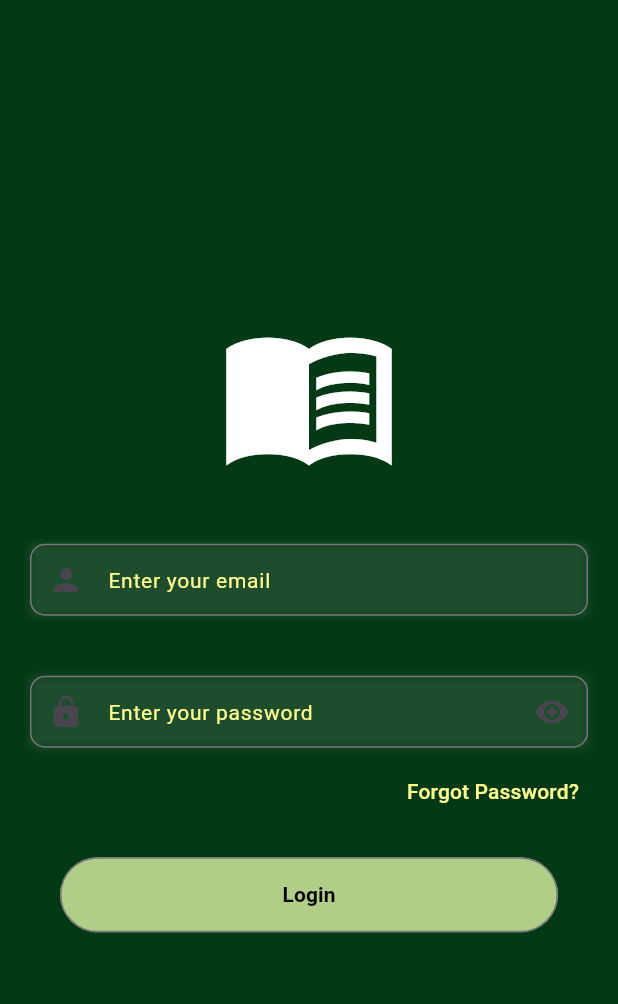
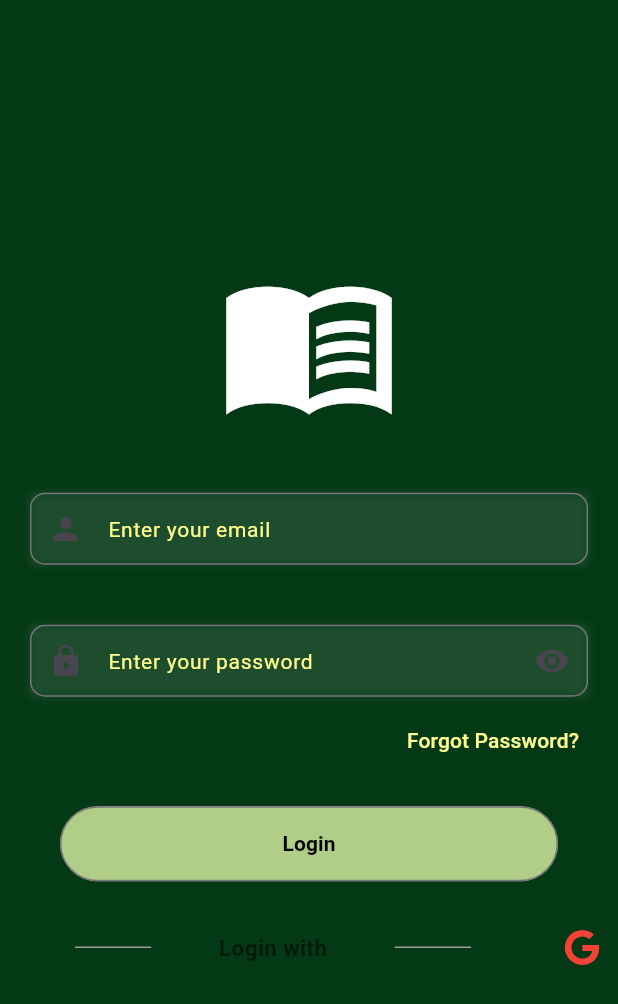
Before and after one commit to NtimaneKamohelo/thuto, a Flutter app: the screen it shows after launch, on a phone screen of 412 x 824 dp. Shown: the top 1004 px of the screen. Run offline on Flutter 3.47's test engine with Material 3 defaults, Android fonts, the phone set to English and light mode, and no system bars; our stand-ins replace font_awesome_flutter.

Commit message:
Fixing the Font_awesome_flutter for icons

```diff
--- a/thuto_frontend/lib/core/utils/buttons_utils.dart
+++ b/thuto_frontend/lib/core/utils/buttons_utils.dart
@@ -14,7 +14,7 @@ class ButtonsUtils {
   //Login Button
   Container LoginBtn(){
     return Container(
-      margin: EdgeInsets.only(top: 20, left: 40, right: 40),
+      margin: EdgeInsets.only(top: 20, left: 40, right: 40, bottom: 20),
       child: OutlinedButton(
         onPressed: onPressed,
         style: OutlinedButton.styleFrom(
@@ -48,7 +48,14 @@ class ButtonsUtils {
     );
   }
 
-  //Social Media
+  //Social Media Login
+  Container mediaButton(Widget icon) {
+    return Container(
+      child: IconButton(
+        onPressed: onPressed,
+        icon: icon)
+    );
+  }
 
 
 
--- a/thuto_frontend/lib/features/auth/presentation/login_screen.dart
+++ b/thuto_frontend/lib/features/auth/presentation/login_screen.dart
@@ -1,4 +1,5 @@
 import 'package:flutter/material.dart';
+import 'package:font_awesome_flutter/font_awesome_flutter.dart';
 import 'package:thuto_frontend/config/constants/app_strings.dart';
 import 'package:thuto_frontend/core/utils/buttons_utils.dart';
 import 'package:thuto_frontend/core/utils/textfield_utils.dart';
@@ -76,9 +77,60 @@ class _LoginScreenState extends State<LoginScreen> {
                   Navigator.pushNamed(context, '/HomeScreen');
                 },
                 btnText: "Login",
-              ).LoginBtn()
+              ).LoginBtn(),
 
-              //Line Breaker
+              //Split the login and social media login
+              Row(
+                children: <Widget>[
+                  //left
+                  Expanded(
+                    child: Container(
+                      margin: const EdgeInsets.only(left: 10.0, right: 5.0),
+                      child: const Divider(
+                        indent: 40,
+                        endIndent: 40,
+                        color: Colors.grey,
+                        thickness: 1,
+                      ),
+                    ),
+                  ),
+
+                  const Text(
+                    "Login with",
+                    style: TextStyle(
+                      fontSize: 15,
+                      fontWeight: FontWeight.bold,
+                      color: Colors.black54
+                    ),
+                  ),
+
+                  //Right
+                  Expanded(
+                    child: Container(
+                      margin: const EdgeInsets.only(left: 5.0, right: 10.0),
+                      child: const Divider(
+                        indent: 40,
+                        endIndent: 40,
+                        color: Colors.grey,
+                        thickness: 1,
+                      ),
+                    ),
+                  ),
+
+                  //Social media button(Google)
+                  ButtonsUtils(
+                    onPressed: () {},
+                    btnText: ""
+                  ).mediaButton(
+                    const FaIcon(
+                      FontAwesomeIcons.google,
+                      color: Colors.red,
+                    )
+                  )
+
+                ],
+              )
+
             ],
           ),
         ),
--- a/thuto_frontend/pubspec.yaml
+++ b/thuto_frontend/pubspec.yaml
@@ -31,6 +31,8 @@ dependencies:
   flutter:
     sdk: flutter
 
+  #Icons
+  font_awesome_flutter: ^10.8.0
 
   # The following adds the Cupertino Icons font to your application.
   # Use with the CupertinoIcons class for iOS style icons.
```
Also changed, not shown: thuto_frontend/pubspec.lock.
